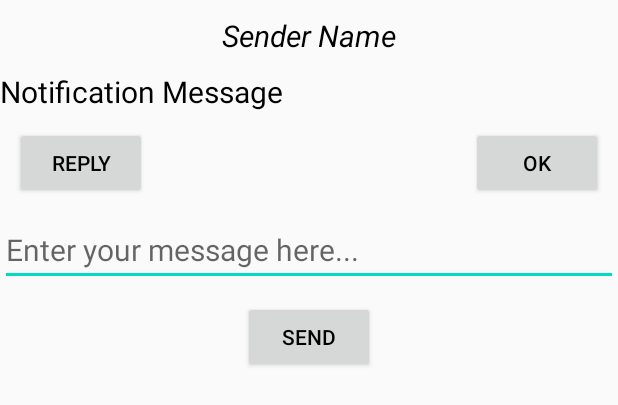
After one commit to KrisKumm/MOSIS_Project, an Android app: the layout profile_notification_pop_up.xml on its own in the app's theme, with its tools: preview values and no code run, on a phone screen of 412 x 824 dp. The commit adds this screen. Shown: the top 405 px of the screen. Run offline under Robolectric (Android 15) with nearby library versions, the light colour scheme and no system bars.

Commit message:
send/delete notifications

```diff
--- a/app/src/main/java/rs/elfak/mosis/kristijan/heavenguide/service/DBService.java
+++ b/app/src/main/java/rs/elfak/mosis/kristijan/heavenguide/service/DBService.java
@@ -348,6 +348,10 @@ public class DBService
         });
     }
 
+    public DocumentReference GetUserReference(String id){
+        return fStore.collection("users").document(id);
+    }
+
     public void AddManager(Manager manager){
         DocumentReference documentReference = fStore.collection("managers").document(manager.getUId());
 
--- a/app/src/main/java/rs/elfak/mosis/kristijan/heavenguide/ui/friends/FriendsFragment.java
+++ b/app/src/main/java/rs/elfak/mosis/kristijan/heavenguide/ui/friends/FriendsFragment.java
@@ -58,7 +58,7 @@ public class FriendsFragment extends Fragment {
         friendsListView = root.findViewById(R.id.profile_friends_list_view);
 
         setListClickHandler(root);
-        getFrends(root);
+        getFriends(root);
         fillFriendsList(root);
         return root;
     }
@@ -79,7 +79,7 @@ public class FriendsFragment extends Fragment {
             }
         });
     }
-    public void getFrends(final View root){
+    public void getFriends(final View root){
         for(String id : UserData.getInstance().friends){
             DBService.getInstance().GetUser(id, new FirebaseCallback() {
                 @Override
--- /dev/null
+++ b/app/src/main/res/layout/profile_notification_pop_up.xml
@@ -0,0 +1,84 @@
+<?xml version="1.0" encoding="utf-8"?>
+<androidx.constraintlayout.widget.ConstraintLayout
+    xmlns:android="http://schemas.android.com/apk/res/android"
+    xmlns:app="http://schemas.android.com/apk/res-auto"
+    xmlns:tools="http://schemas.android.com/tools"
+    android:layout_width="match_parent"
+    android:layout_height="match_parent"
+    android:orientation="vertical">
+
+    <TextView
+        android:id="@+id/notification_popup_sender"
+        android:layout_width="match_parent"
+        android:layout_height="wrap_content"
+        app:layout_constraintTop_toTopOf="parent"
+        app:layout_constraintStart_toStartOf="parent"
+        app:layout_constraintEnd_toEndOf="parent"
+        android:layout_marginTop="10dp"
+        android:text="Sender Name"
+        android:textSize="20sp"
+        android:textAlignment="center"
+        android:textStyle="italic"
+        android:textColor="@color/ic_me_icon2_background"/>
+
+    <TextView
+        android:id="@+id/notification_popup_message"
+        android:layout_width="match_parent"
+        android:layout_height="wrap_content"
+        app:layout_constraintTop_toBottomOf="@+id/notification_popup_sender"
+        app:layout_constraintStart_toStartOf="parent"
+        app:layout_constraintEnd_toEndOf="parent"
+        android:layout_marginTop="10dp"
+        android:text="Notification Message"
+        android:textSize="20sp"
+        android:textStyle="normal"
+        android:textColor="@color/ic_me_icon2_background"/>
+
+    <Button
+        android:id="@+id/notification_popup_reply_button"
+        android:layout_width="wrap_content"
+        android:layout_height="wrap_content"
+        app:layout_constraintTop_toBottomOf="@+id/notification_popup_message"
+        app:layout_constraintStart_toStartOf="parent"
+        android:layout_marginTop="10dp"
+        android:layout_marginLeft="10dp"
+        android:text="REPLY"
+        android:textColor="@color/ic_me_icon2_background" />
+
+    <Button
+        android:id="@+id/notification_popup_ok_button"
+        android:layout_width="wrap_content"
+        android:layout_height="wrap_content"
+        app:layout_constraintTop_toBottomOf="@+id/notification_popup_message"
+        app:layout_constraintEnd_toEndOf="parent"
+        android:layout_marginTop="10dp"
+        android:layout_marginRight="10dp"
+        android:text="OK"
+        android:textColor="@color/ic_me_icon2_background"/>
+
+    <EditText
+        android:id="@+id/notification_popup_reply_message"
+        android:layout_width="match_parent"
+        android:layout_height="wrap_content"
+        app:layout_constraintTop_toBottomOf="@+id/notification_popup_reply_button"
+        app:layout_constraintStart_toStartOf="parent"
+        app:layout_constraintEnd_toEndOf="parent"
+        android:layout_marginTop="10dp"
+        android:hint="Enter your message here..."
+        android:textSize="20sp"
+        android:textStyle="normal"
+        android:textColor="@color/ic_me_icon2_background"
+        android:autofillHints="Enter your message here..."/>
+
+    <Button
+        android:id="@+id/notification_popup_send_button"
+        android:layout_width="wrap_content"
+        android:layout_height="wrap_content"
+        app:layout_constraintTop_toBottomOf="@+id/notification_popup_reply_message"
+        app:layout_constraintStart_toStartOf="parent"
+        app:layout_constraintEnd_toEndOf="parent"
+        android:layout_marginTop="10dp"
+        android:text="SEND"
+        android:textColor="@color/ic_me_icon2_background"/>
+
+</androidx.constraintlayout.widget.ConstraintLayout>
```
Also changed, not shown: app/src/main/java/rs/elfak/mosis/kristijan/heavenguide/data/model/ProfileNotificationItem.java (+6 -2 lines), app/src/main/java/rs/elfak/mosis/kristijan/heavenguide/ui/notifications/NotificationsFragment.java (+71 -1 lines).
